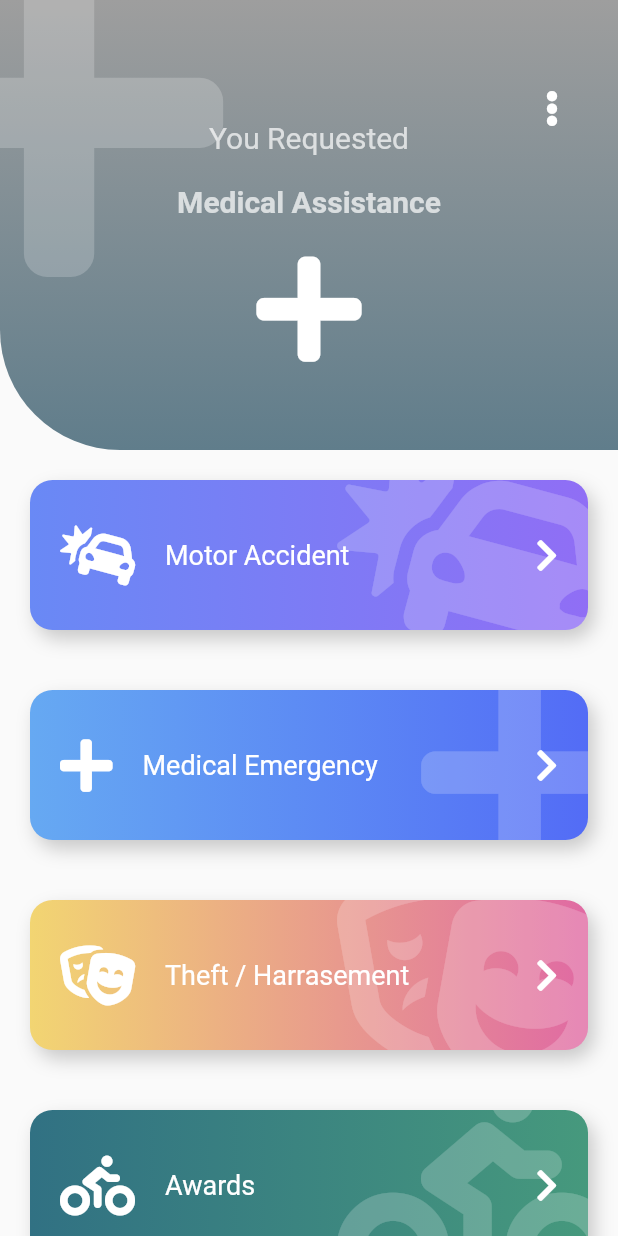
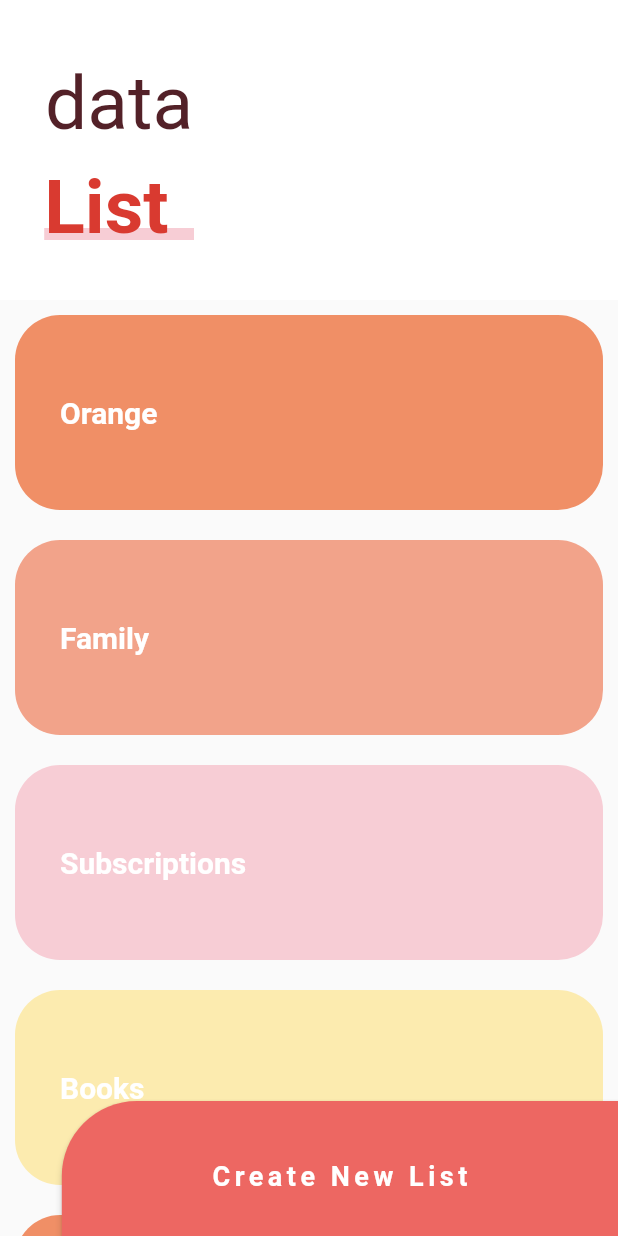
Before and after one commit to nicoar9/designs, a Flutter app: the screen it shows after launch, on a phone screen of 412 x 824 dp. Run offline on Flutter 3.47's test engine with Material 2 defaults, Android fonts, the phone set to English and light mode, and no system bars; our stand-ins replace animate_do, flutter_svg, font_awesome_flutter.

Commit message:
:sparkles:Feature: Sliver example List

```diff
--- a/lib/main.dart
+++ b/lib/main.dart
@@ -1,14 +1,11 @@
+import 'package:designs/src/pages/sliver_page.dart';
 import 'package:flutter/material.dart';
-import 'package:designs/src/pages/emergency_page.dart';
 
 void main() => runApp(MyApp());
 
 class MyApp extends StatelessWidget {
   @override
   Widget build(BuildContext context) {
-    return MaterialApp(
-      title: 'Design App',
-      home: EmergencyPage(),
-    );
+    return MaterialApp(title: 'Design App', home: SliverListPage());
   }
 }
--- /dev/null
+++ b/lib/src/pages/sliver_page.dart
@@ -0,0 +1,236 @@
+import 'package:flutter/material.dart';
+
+class SliverListPage extends StatelessWidget {
+  @override
+  Widget build(BuildContext context) {
+    return Scaffold(
+        body: Stack(
+      children: [
+        _MainScroll(),
+        Positioned(
+          bottom: -10,
+          right: 0,
+          child: _ButtonNewList(),
+        ),
+      ],
+    )
+        //  _Title()
+        // _ListofThings(),
+        );
+  }
+}
+
+class _ButtonNewList extends StatelessWidget {
+  @override
+  Widget build(BuildContext context) {
+    final size = MediaQuery.of(context).size;
+    return ButtonTheme(
+      buttonColor: Color(0xffED6762),
+      shape: RoundedRectangleBorder(
+        borderRadius: BorderRadius.only(
+          topLeft: Radius.circular(50),
+        ),
+      ),
+      height: 100,
+      minWidth: size.width * 0.9,
+      child: RaisedButton(
+        onPressed: () {},
+        child: Text(
+          'Create New List',
+          style: TextStyle(
+              color: Colors.white,
+              fontSize: 18,
+              fontWeight: FontWeight.bold,
+              letterSpacing: 3),
+        ),
+      ),
+    );
+  }
+}
+
+class _MainScroll extends StatelessWidget {
+  final items = [
+    _ListItem('Orange', Color(0xffF08F66)),
+    _ListItem('Family', Color(0xffF2A38A)),
+    _ListItem('Subscriptions', Color(0xffF7CDD5)),
+    _ListItem('Books', Color(0xffFCEBAF)),
+    _ListItem('Orange', Color(0xffF08F66)),
+    _ListItem('Family', Color(0xffF2A38A)),
+    _ListItem('Subscriptions', Color(0xffF7CDD5)),
+    _ListItem('Books', Color(0xffFCEBAF)),
+    _ListItem('Orange', Color(0xffF08F66)),
+    _ListItem('Family', Color(0xffF2A38A)),
+    _ListItem('Subscriptions', Color(0xffF7CDD5)),
+    _ListItem('Books', Color(0xffFCEBAF)),
+    _ListItem('Orange', Color(0xffF08F66)),
+    _ListItem('Family', Color(0xffF2A38A)),
+    _ListItem('Subscriptions', Color(0xffF7CDD5)),
+    _ListItem('Books', Color(0xffFCEBAF)),
+  ];
+  @override
+  Widget build(BuildContext context) {
+    return CustomScrollView(
+      slivers: <Widget>[
+        // SliverAppBar(
+        //   floating: true,
+        //   elevation: 0,
+        //   backgroundColor: Colors.red,
+        //   title: Text('data'),
+        // ),
+
+        SliverPersistentHeader(
+          floating: true,
+          delegate: _SliverCustomHeaderDelegate(
+              minheight: 170,
+              maxheight: 200,
+              child: Container(
+                alignment: Alignment.centerLeft,
+                color: Colors.white,
+                child: _Title(),
+              )),
+        ),
+
+        SliverList(
+          delegate: SliverChildListDelegate([
+            ...items,
+            SizedBox(
+              height: 100,
+            ),
+          ]),
+        ),
+      ],
+    );
+  }
+}
+
+class _SliverCustomHeaderDelegate extends SliverPersistentHeaderDelegate {
+  final double minheight;
+  final double maxheight;
+  final Widget child;
+
+  _SliverCustomHeaderDelegate(
+      {@required this.minheight,
+      @required this.maxheight,
+      @required this.child});
+
+  @override
+  Widget build(
+      BuildContext context, double shrinkOffset, bool overlapsContent) {
+    return SizedBox.expand(
+      child: child,
+    );
+  }
+
+  @override
+  double get maxExtent => maxheight;
+
+  @override
+  double get minExtent => minheight;
+
+  @override
+  bool shouldRebuild(covariant _SliverCustomHeaderDelegate oldDelegate) {
+    return maxheight != oldDelegate.maxheight ||
+        minheight != oldDelegate.minheight ||
+        child != oldDelegate.child;
+  }
+}
+
+class _Title extends StatelessWidget {
+  @override
+  Widget build(BuildContext context) {
+    return Column(
+      children: <Widget>[
+        SizedBox(
+          height: 30,
+        ),
+        Container(
+          margin: EdgeInsets.symmetric(horizontal: 30, vertical: 10),
+          child: Text(
+            'data',
+            style: TextStyle(
+              color: Color(0xff532128),
+              fontSize: 50,
+            ),
+          ),
+        ),
+        Stack(
+          children: <Widget>[
+            SizedBox(width: 100),
+            Positioned(
+              bottom: 8,
+              child: Container(
+                width: 120,
+                height: 8,
+                color: Color(0xffF7CDD5),
+              ),
+            ),
+            Container(
+              child: Text(
+                'List',
+                style: TextStyle(
+                    color: Color(0xffD93A30),
+                    fontSize: 50,
+                    fontWeight: FontWeight.bold),
+              ),
+            ),
+          ],
+        )
+      ],
+    );
+  }
+}
+
+class _ListofThings extends StatelessWidget {
+  final items = [
+    _ListItem('Orange', Color(0xffF08F66)),
+    _ListItem('Family', Color(0xffF2A38A)),
+    _ListItem('Subscriptions', Color(0xffF7CDD5)),
+    _ListItem('Books', Color(0xffFCEBAF)),
+    _ListItem('Orange', Color(0xffF08F66)),
+    _ListItem('Family', Color(0xffF2A38A)),
+    _ListItem('Subscriptions', Color(0xffF7CDD5)),
+    _ListItem('Books', Color(0xffFCEBAF)),
+    _ListItem('Orange', Color(0xffF08F66)),
+    _ListItem('Family', Color(0xffF2A38A)),
+    _ListItem('Subscriptions', Color(0xffF7CDD5)),
+    _ListItem('Books', Color(0xffFCEBAF)),
+    _ListItem('Orange', Color(0xffF08F66)),
+    _ListItem('Family', Color(0xffF2A38A)),
+    _ListItem('Subscriptions', Color(0xffF7CDD5)),
+    _ListItem('Books', Color(0xffFCEBAF)),
+  ];
+  @override
+  Widget build(BuildContext context) {
+    return ListView.builder(
+        itemCount: items.length,
+        itemBuilder: (BuildContext context, int index) => items[index]);
+  }
+}
+
+class _ListItem extends StatelessWidget {
+  final String title;
+  final Color color;
+
+  const _ListItem(this.title, this.color);
+  @override
+  Widget build(BuildContext context) {
+    return Container(
+      alignment: Alignment.centerLeft,
+      padding: EdgeInsets.all(30),
+      height: 130,
+      margin: EdgeInsets.all(10),
+      decoration: BoxDecoration(
+        color: this.color,
+        borderRadius: BorderRadius.circular(30),
+      ),
+      child: Text(
+        this.title,
+        style: TextStyle(
+          color: Colors.white,
+          fontWeight: FontWeight.bold,
+          fontSize: 20,
+        ),
+      ),
+    );
+  }
+}
```
